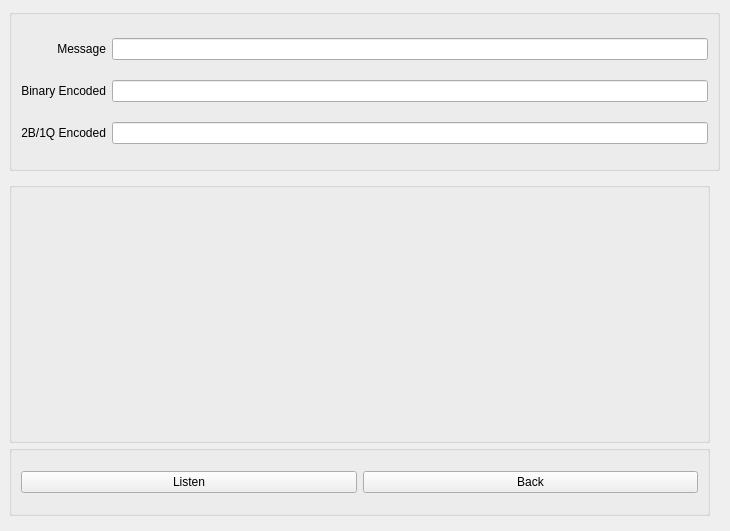
Old version of the form Interface/receivewindow.ui in the repository developedby/2b1q-transmitter.
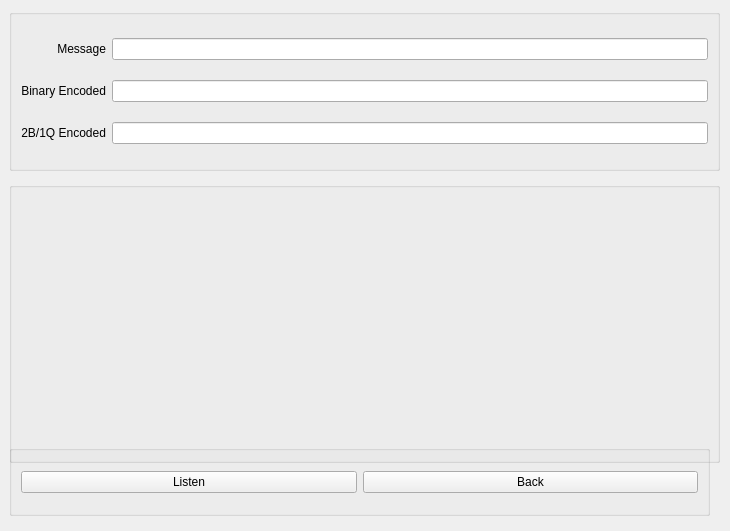
New version of the form.

Patch:
```diff
--- a/Interface/receivewindow.ui
+++ b/Interface/receivewindow.ui
@@ -18,23 +18,23 @@
     <rect>
      <x>9</x>
      <y>182</y>
-     <width>701</width>
-     <height>261</height>
+     <width>711</width>
+     <height>281</height>
     </rect>
    </property>
    <property name="title">
     <string/>
    </property>
-   <layout class="QGridLayout" name="gridLayout_2">
-    <item row="0" column="0">
-     <widget class="QLabel" name="encoded_wave">
+   <layout class="QVBoxLayout" name="verticalLayout">
+    <item>
+     <widget class="QLabel" name="binary_wave">
       <property name="text">
        <string/>
       </property>
      </widget>
     </item>
-    <item row="0" column="1">
-     <widget class="QLabel" name="binary_wave">
+    <item>
+     <widget class="QLabel" name="encoded_wave">
       <property name="text">
        <string/>
       </property>
```
